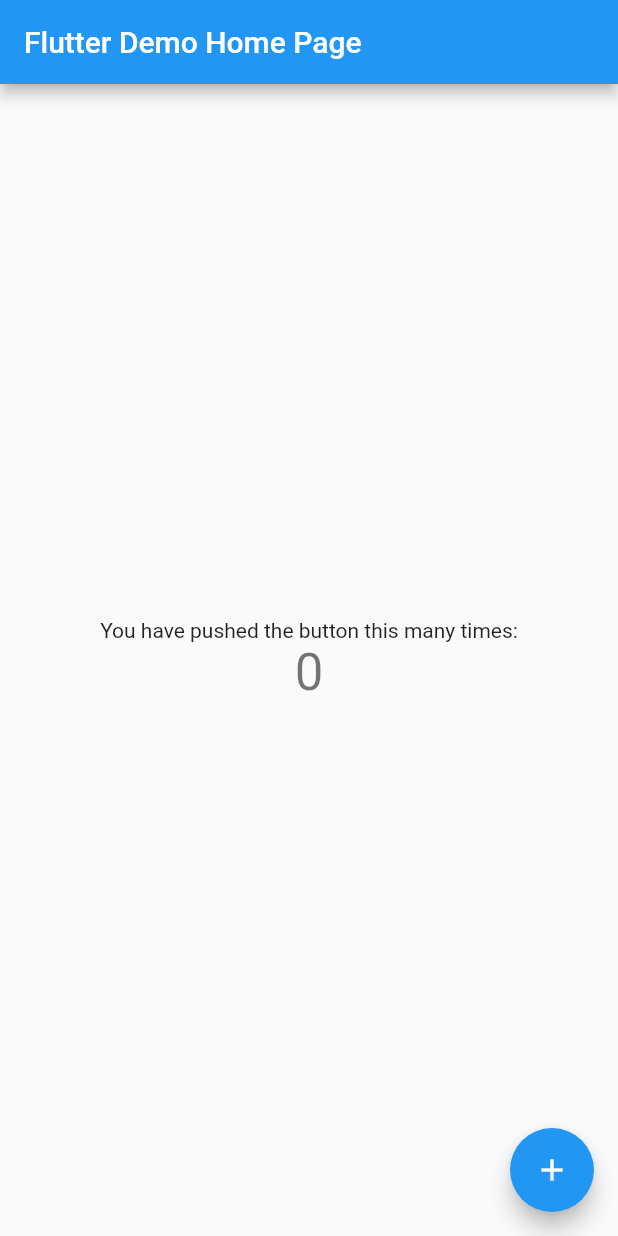
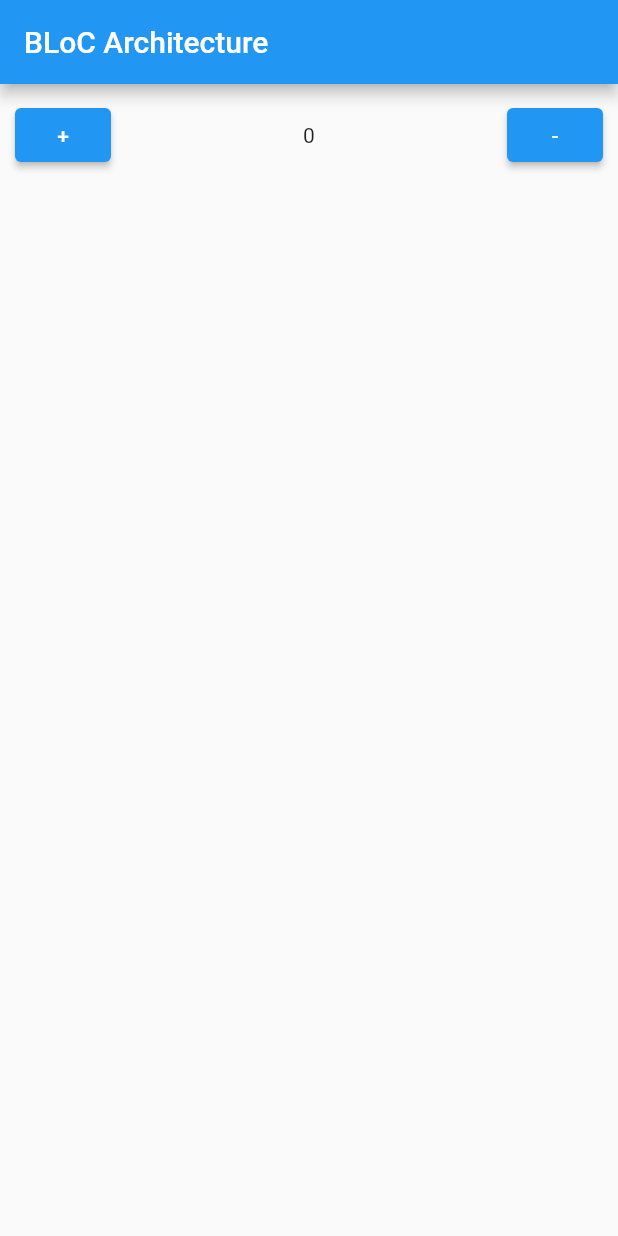
Before and after one commit to HauDevOps/Flutter_new, a Flutter app: the screen it shows after launch, on a phone screen of 412 x 824 dp. Run offline on Flutter 3.47's test engine with Material 2 defaults, Android fonts, the phone set to English and light mode, and no system bars; our stand-ins replace rxdart.

Commit message:
Screen Increment and Decrement

```diff
--- /dev/null
+++ b/lib/basic_bloc.dart
@@ -0,0 +1,56 @@
+import 'package:flutter/material.dart';
+
+Type _typeOf<T>() => T;
+
+abstract class BlocBase {
+  void dispose();
+}
+
+class BlocProvider<T extends BlocBase> extends StatefulWidget {
+  BlocProvider({
+    Key key,
+    @required this.child,
+    @required this.bloc,
+  }) : super(key: key);
+
+  final Widget child;
+  final T bloc;
+
+  @override
+  _BlocProviderState<T> createState() => _BlocProviderState<T>();
+
+  static T of<T extends BlocBase>(BuildContext context) {
+    _BlocProviderInherited<T> provider =
+        context.findAncestorWidgetOfExactType();
+    return provider?.bloc;
+  }
+}
+
+class _BlocProviderState<T extends BlocBase> extends State<BlocProvider<T>> {
+  @override
+  void dispose() {
+    widget.bloc?.dispose();
+    super.dispose();
+  }
+
+  @override
+  Widget build(BuildContext context) {
+    return new _BlocProviderInherited<T>(
+      bloc: widget.bloc,
+      child: widget.child,
+    );
+  }
+}
+
+class _BlocProviderInherited<T> extends InheritedWidget {
+  _BlocProviderInherited({
+    Key key,
+    @required Widget child,
+    @required this.bloc,
+  }) : super(key: key, child: child);
+
+  final T bloc;
+
+  @override
+  bool updateShouldNotify(_BlocProviderInherited oldWidget) => false;
+}
--- a/lib/main.dart
+++ b/lib/main.dart
@@ -1,113 +1,18 @@
+
 import 'package:flutter/material.dart';
+import 'package:flutter_blocexer/routers/customer_router.dart';
+import 'package:flutter_blocexer/routers/router_name.dart';
 
-void main() {
+void main(){
   runApp(MyApp());
 }
 
 class MyApp extends StatelessWidget {
-  // This widget is the root of your application.
   @override
   Widget build(BuildContext context) {
     return MaterialApp(
-      title: 'Flutter Demo',
-      theme: ThemeData(
-        // This is the theme of your application.
-        //
-        // Try running your application with "flutter run". You'll see the
-        // application has a blue toolbar. Then, without quitting the app, try
-        // changing the primarySwatch below to Colors.green and then invoke
-        // "hot reload" (press "r" in the console where you ran "flutter run",
-        // or simply save your changes to "hot reload" in a Flutter IDE).
-        // Notice that the counter didn't reset back to zero; the application
-        // is not restarted.
-        primarySwatch: Colors.blue,
-      ),
-      home: MyHomePage(title: 'Flutter Demo Home Page'),
+      onGenerateRoute: CustomRouter.allRoutes,
+      initialRoute: router_main,
     );
   }
 }
-
-class MyHomePage extends StatefulWidget {
-  MyHomePage({Key key, this.title}) : super(key: key);
-
-  // This widget is the home page of your application. It is stateful, meaning
-  // that it has a State object (defined below) that contains fields that affect
-  // how it looks.
-
-  // This class is the configuration for the state. It holds the values (in this
-  // case the title) provided by the parent (in this case the App widget) and
-  // used by the build method of the State. Fields in a Widget subclass are
-  // always marked "final".
-
-  final String title;
-
-  @override
-  _MyHomePageState createState() => _MyHomePageState();
-}
-
-class _MyHomePageState extends State<MyHomePage> {
-  int _counter = 0;
-
-  void _incrementCounter() {
-    setState(() {
-      // This call to setState tells the Flutter framework that something has
-      // changed in this State, which causes it to rerun the build method below
-      // so that the display can reflect the updated values. If we changed
-      // _counter without calling setState(), then the build method would not be
-      // called again, and so nothing would appear to happen.
-      _counter++;
-    });
-  }
-
-  @override
-  Widget build(BuildContext context) {
-    // This method is rerun every time setState is called, for instance as done
-    // by the _incrementCounter method above.
-    //
-    // The Flutter framework has been optimized to make rerunning build methods
-    // fast, so that you can just rebuild anything that needs updating rather
-    // than having to individually change instances of widgets.
-    return Scaffold(
-      appBar: AppBar(
-        // Here we take the value from the MyHomePage object that was created by
-        // the App.build method, and use it to set our appbar title.
-        title: Text(widget.title),
-      ),
-      body: Center(
-        // Center is a layout widget. It takes a single child and positions it
-        // in the middle of the parent.
-        child: Column(
-          // Column is also a layout widget. It takes a list of children and
-          // arranges them vertically. By default, it sizes itself to fit its
-          // children horizontally, and tries to be as tall as its parent.
-          //
-          // Invoke "debug painting" (press "p" in the console, choose the
-          // "Toggle Debug Paint" action from the Flutter Inspector in Android
-          // Studio, or the "Toggle Debug Paint" command in Visual Studio Code)
-          // to see the wireframe for each widget.
-          //
-          // Column has various properties to control how it sizes itself and
-          // how it positions its children. Here we use mainAxisAlignment to
-          // center the children vertically; the main axis here is the vertical
-          // axis because Columns are vertical (the cross axis would be
-          // horizontal).
-          mainAxisAlignment: MainAxisAlignment.center,
-          children: <Widget>[
-            Text(
-              'You have pushed the button this many times:',
-            ),
-            Text(
-              '$_counter',
-              style: Theme.of(context).textTheme.headline4,
-            ),
-          ],
-        ),
-      ),
-      floatingActionButton: FloatingActionButton(
-        onPressed: _incrementCounter,
-        tooltip: 'Increment',
-        child: Icon(Icons.add),
-      ), // This trailing comma makes auto-formatting nicer for build methods.
-    );
-  }
-}
--- /dev/null
+++ b/lib/main_bloc.dart
@@ -0,0 +1,31 @@
+import 'dart:async';
+import 'dart:developer';
+
+import 'package:flutter_blocexer/basic_bloc.dart';
+import 'package:flutter_blocexer/main_page.dart';
+import 'package:rxdart/rxdart.dart';
+
+
+class CounterBloc extends BlocBase{
+  var countController = BehaviorSubject<int>();
+  Sink get countSink => countController.sink;
+  Stream<int> get countStream => countController.stream;
+
+  @override
+  void dispose() {
+    countController.close();
+  }
+
+  var count = 0;
+
+  void increment(){
+    count += 1;
+    countController.sink.add(count);
+  }
+
+  void decrement(){
+    count -= 1;
+    countController.sink.add(count);
+  }
+
+}
--- /dev/null
+++ b/lib/main_page.dart
@@ -0,0 +1,50 @@
+import 'package:flutter/cupertino.dart';
+import 'package:flutter/material.dart';
+import 'package:flutter_blocexer/basic_bloc.dart';
+import 'package:flutter_blocexer/main_bloc.dart';
+import 'package:rxdart/subjects.dart';
+
+class MainPage extends StatefulWidget {
+  @override
+  _MainPageState createState() => _MainPageState();
+}
+
+class _MainPageState extends State<MainPage> {
+  @override
+  Widget build(BuildContext context) {
+    CounterBloc bloc = BlocProvider.of<CounterBloc>(context);
+    return Scaffold(
+        appBar: AppBar(
+            title: Text(
+          "BLoC Architecture",
+        )),
+        body: Padding(
+          padding: const EdgeInsets.all(10.0),
+          child: Row(
+            mainAxisAlignment: MainAxisAlignment.spaceBetween,
+            children: [
+              ElevatedButton(
+                onPressed: () {
+                  bloc.increment();
+                },
+                child: Text('+'),
+              ),
+              StreamBuilder(
+                  stream: bloc.countStream,
+                  builder: (BuildContext context, AsyncSnapshot<int> snapshot) {
+                    if (!snapshot.hasData) {
+                      return Text('0');
+                    }
+                    return Text(snapshot.data.toString());
+                  }),
+              ElevatedButton(
+                onPressed: () {
+                  bloc.decrement();
+                },
+                child: Text('-'),
+              ),
+            ],
+          ),
+        ));
+  }
+}
--- /dev/null
+++ b/lib/routers/customer_router.dart
@@ -0,0 +1,19 @@
+import 'package:flutter/material.dart';
+import 'package:flutter_blocexer/basic_bloc.dart';
+import 'package:flutter_blocexer/main_bloc.dart';
+import 'package:flutter_blocexer/main_page.dart';
+import 'package:flutter_blocexer/routers/router_name.dart';
+
+class CustomRouter {
+  static Route<dynamic> allRoutes(RouteSettings settings) {
+    switch (settings.name) {
+      case router_main:
+        return MaterialPageRoute(
+            builder: (_) => BlocProvider(
+                  child: MainPage(),
+                  bloc: CounterBloc(),
+                ));
+        return MaterialPageRoute(builder: (_) => null);
+    }
+  }
+}
--- /dev/null
+++ b/lib/routers/router_name.dart
@@ -0,0 +1 @@
+const String router_main = "/";
--- a/pubspec.yaml
+++ b/pubspec.yaml
@@ -28,6 +28,8 @@ dependencies:
   # The following adds the Cupertino Icons font to your application.
   # Use with the CupertinoIcons class for iOS style icons.
   cupertino_icons: ^1.0.2
+  flutter_bloc: ^7.0.0
+  rxdart: ^0.26.0
 
 dev_dependencies:
   flutter_test:
```
Also changed, not shown: pubspec.lock, 2 other files.
